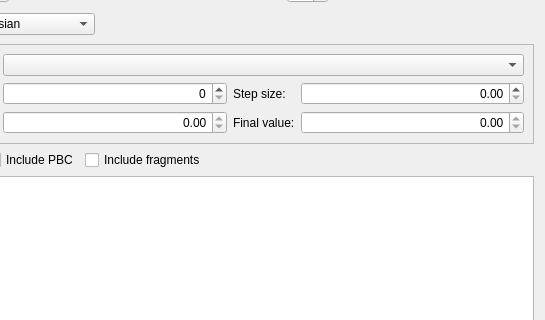
Old version of the form src/plugins/interfaces/Gaussian/GaussianInputExportTool.ui in the repository kulhanek/nemesis-vtk; both pictures show x 116 to 661 and y 127 to 447 of the 661 by 534 pixel window.
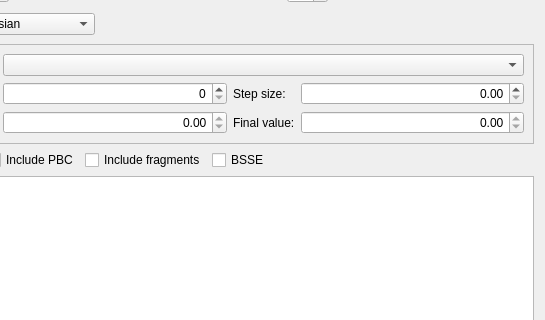
New version of the form. Custom widgets are drawn as their Qt base class.

Patch:
```diff
--- a/src/plugins/interfaces/Gaussian/GaussianInputExportTool.ui
+++ b/src/plugins/interfaces/Gaussian/GaussianInputExportTool.ui
@@ -584,6 +584,13 @@
        </property>
       </widget>
      </item>
+     <item>
+      <widget class="QCheckBox" name="bsseCB">
+       <property name="text">
+        <string>BSSE</string>
+       </property>
+      </widget>
+     </item>
      <item>
       <spacer name="horizontalSpacer_8">
        <property name="orientation">
```
Left out of the diff: 7 changed lines with no effect on the pictures.
